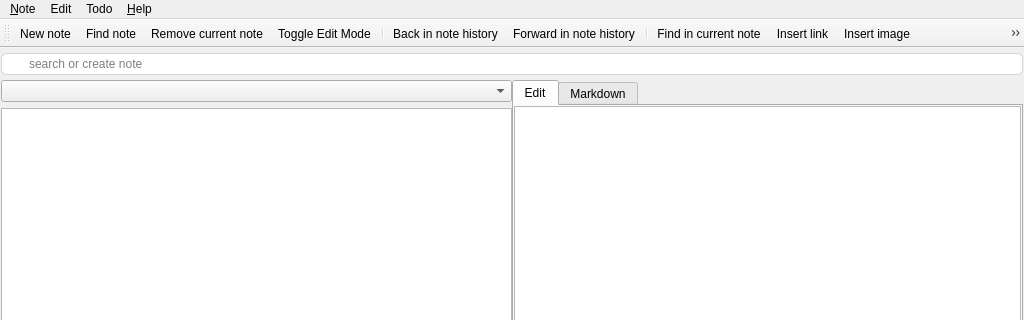
Old version of the form src/mainwindow.ui in the repository pbek/QOwnNotes; both pictures show x 0 to 1024 and y 0 to 320 of the 1024 by 768 pixel window.
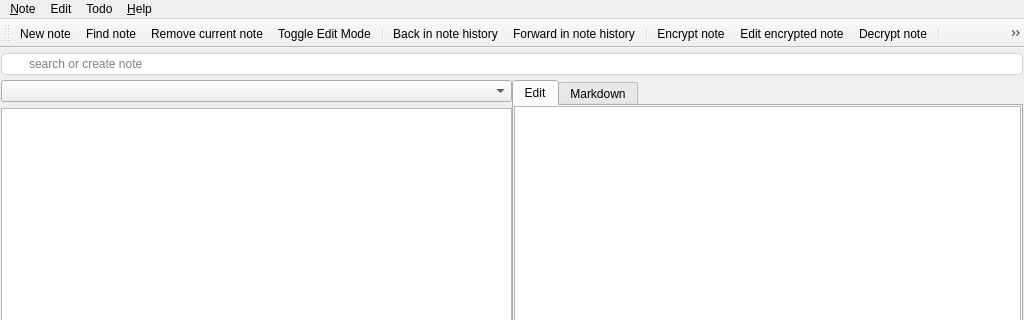
New version of the form. Icons and pictures are not drawn. Custom widgets are drawn as their Qt base class.

Commit message: implemented note decryption for the markdown view

The edit to the form file:
```diff
--- a/src/mainwindow.ui
+++ b/src/mainwindow.ui
@@ -321,6 +321,10 @@
    <addaction name="action_Back_in_note_history"/>
    <addaction name="action_Forward_in_note_history"/>
    <addaction name="separator"/>
+   <addaction name="action_Encrypt_note"/>
+   <addaction name="actionEdit_encrypted_note"/>
+   <addaction name="actionDecrypt_note"/>
+   <addaction name="separator"/>
    <addaction name="action_Find_text_in_note"/>
    <addaction name="actionInsert_Link_to_note"/>
    <addaction name="actionInsert_image"/>
@@ -685,6 +689,24 @@
     <string>&amp;Encrypt note</string>
    </property>
   </action>
+  <action name="actionEdit_encrypted_note">
+   <property name="icon">
+    <iconset resource="breeze.qrc">
+     <normaloff>:/images/breeze/document-edit-encrypt.svg</normaloff>:/images/breeze/document-edit-encrypt.svg</iconset>
+   </property>
+   <property name="text">
+    <string>Edit encrypted note</string>
+   </property>
+  </action>
+  <action name="actionDecrypt_note">
+   <property name="icon">
+    <iconset resource="breeze.qrc">
+     <normaloff>:/images/breeze/document-decrypt.svg</normaloff>:/images/breeze/document-decrypt.svg</iconset>
+   </property>
+   <property name="text">
+    <string>Decrypt note</string>
+   </property>
+  </action>
  </widget>
  <layoutdefault spacing="6" margin="11"/>
  <customwidgets>
```
Left out of the diff: 10 changed lines with no effect on the pictures. The commit also changes 9 other files.
